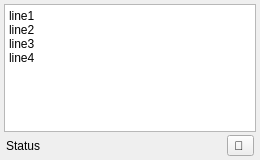
Before: the Qt Designer form src/ui/CaptionDock.ui in 0x01050/google-live-captions-obs-plugin, drawn with Qt 5.
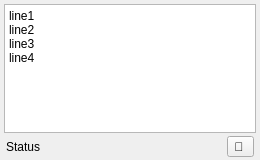
After: the same form once the commit is applied. Icons and pictures are not drawn.

Commit message: CC Dock: fix horizontal size to not be fixed

What changed in the file:
```diff
--- a/src/ui/CaptionDock.ui
+++ b/src/ui/CaptionDock.ui
@@ -25,7 +25,7 @@
   <property name="maximumSize">
    <size>
     <width>260</width>
-    <height>160</height>
+    <height>524287</height>
    </size>
   </property>
   <property name="windowTitle">
@@ -46,10 +46,16 @@
      <number>4</number>
     </property>
     <property name="bottomMargin">
-     <number>4</number>
+     <number>3</number>
     </property>
     <item>
      <widget class="QPlainTextEdit" name="captionLinesPlainTextEdit">
+      <property name="sizePolicy">
+       <sizepolicy hsizetype="Expanding" vsizetype="Preferred">
+        <horstretch>0</horstretch>
+        <verstretch>0</verstretch>
+       </sizepolicy>
+      </property>
       <property name="lineWrapMode">
        <enum>QPlainTextEdit::NoWrap</enum>
       </property>
@@ -125,6 +131,19 @@
       </layout>
      </widget>
     </item>
+    <item>
+     <spacer name="verticalSpacer">
+      <property name="orientation">
+       <enum>Qt::Vertical</enum>
+      </property>
+      <property name="sizeHint" stdset="0">
+       <size>
+        <width>1</width>
+        <height>10</height>
+       </size>
+      </property>
+     </spacer>
+    </item>
    </layout>
   </widget>
  </widget>
```
